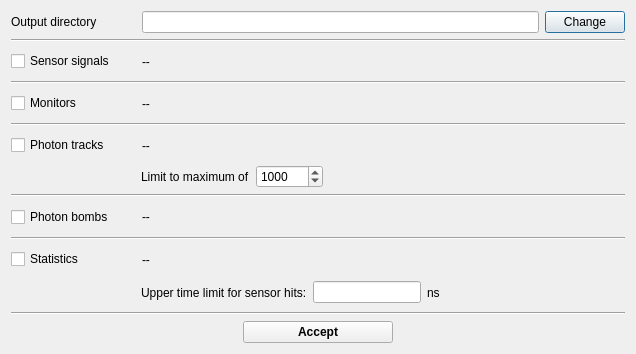
This is ants3bundle/src/ants3/gui/photsim/aphotonsimoutputdialog.ui in andrmor/ANTS3bundle as Qt 5 draws it before an edit. The edited form follows.
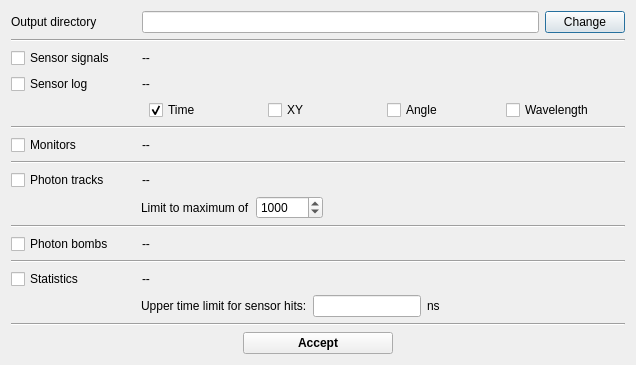
This is the edited form.

Commit message: start adding sensor log

The edit to the form file:
```diff
--- a/ants3bundle/src/ants3/gui/photsim/aphotonsimoutputdialog.ui
+++ b/ants3bundle/src/ants3/gui/photsim/aphotonsimoutputdialog.ui
@@ -85,6 +85,123 @@
      </item>
     </layout>
    </item>
+   <item>
+    <layout class="QHBoxLayout" name="horizontalLayout_10">
+     <property name="leftMargin">
+      <number>0</number>
+     </property>
+     <item>
+      <widget class="QCheckBox" name="cbSensorLog">
+       <property name="minimumSize">
+        <size>
+         <width>125</width>
+         <height>0</height>
+        </size>
+       </property>
+       <property name="toolTip">
+        <string>Log photons detected by the sensors</string>
+       </property>
+       <property name="text">
+        <string>Sensor log</string>
+       </property>
+      </widget>
+     </item>
+     <item>
+      <widget class="QLabel" name="labSensorLog">
+       <property name="text">
+        <string>--</string>
+       </property>
+      </widget>
+     </item>
+     <item>
+      <spacer name="horizontalSpacer_10">
+       <property name="orientation">
+        <enum>Qt::Horizontal</enum>
+       </property>
+       <property name="sizeHint" stdset="0">
+        <size>
+         <width>40</width>
+         <height>20</height>
+        </size>
+       </property>
+      </spacer>
+     </item>
+    </layout>
+   </item>
+   <item>
+    <layout class="QHBoxLayout" name="horizontalLayout_12">
+     <property name="leftMargin">
+      <number>135</number>
+     </property>
+     <property name="topMargin">
+      <number>0</number>
+     </property>
+     <item>
+      <widget class="QFrame" name="frLogPhotons">
+       <property name="sizePolicy">
+        <sizepolicy hsizetype="Expanding" vsizetype="Preferred">
+         <horstretch>0</horstretch>
+         <verstretch>0</verstretch>
+        </sizepolicy>
+       </property>
+       <property name="frameShape">
+        <enum>QFrame::NoFrame</enum>
+       </property>
+       <property name="frameShadow">
+        <enum>QFrame::Raised</enum>
+       </property>
+       <layout class="QHBoxLayout" name="horizontalLayout_11">
+        <property name="spacing">
+         <number>3</number>
+        </property>
+        <property name="leftMargin">
+         <number>3</number>
+        </property>
+        <property name="topMargin">
+         <number>0</number>
+        </property>
+        <property name="rightMargin">
+         <number>3</number>
+        </property>
+        <property name="bottomMargin">
+         <number>0</number>
+        </property>
+        <item>
+         <widget class="QCheckBox" name="cbSensorLogTime">
+          <property name="text">
+           <string>Time</string>
+          </property>
+          <property name="checked">
+           <bool>true</bool>
+          </property>
+         </widget>
+        </item>
+        <item>
+         <widget class="QCheckBox" name="cbSensorLogXY">
+          <property name="text">
+           <string>XY</string>
+          </property>
+         </widget>
+        </item>
+        <item>
+         <widget class="QCheckBox" name="cbSensorLogAngle">
+          <property name="text">
+           <string>Angle</string>
+          </property>
+         </widget>
+        </item>
+        <item>
+         <widget class="QCheckBox" name="cbSensorLogWave">
+          <property name="text">
+           <string>Wavelength</string>
+          </property>
+         </widget>
+        </item>
+       </layout>
+      </widget>
+     </item>
+    </layout>
+   </item>
    <item>
     <widget class="Line" name="line_2">
      <property name="orientation">
@@ -389,7 +506,6 @@
        </property>
        <property name="font">
         <font>
-         <weight>75</weight>
          <bold>true</bold>
         </font>
        </property>
```
Left out of the diff: 19 changed lines with no effect on the pictures. The commit also changes 3 other files.
